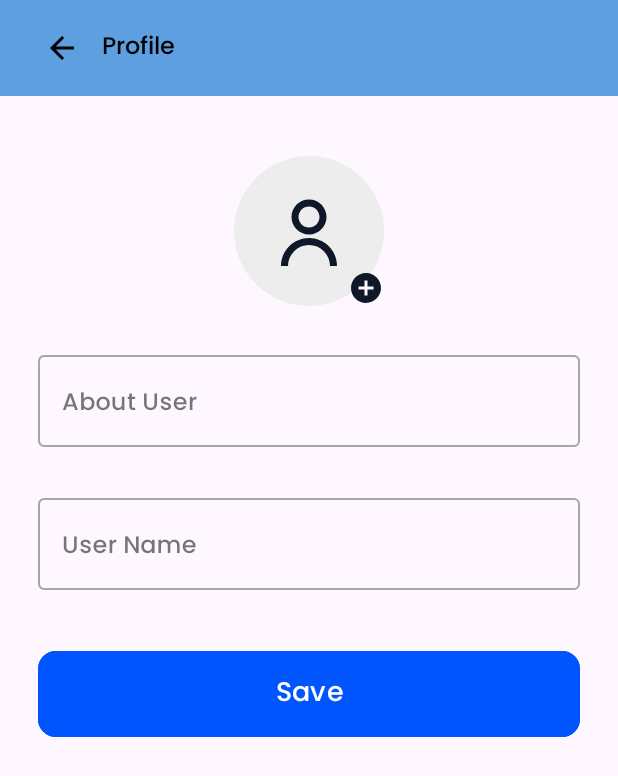
After one commit to Omkarnirala/chat_app, an Android app: the ProfileFragment screen opened through its navigation route, on a phone screen of 412 x 824 dp. The commit adds this screen. Shown: the top 776 px of the screen. Run offline under Robolectric (Android 15) with nearby library versions, the phone set to English and light mode, and no system bars; our stand-ins replace Firebase (no records; nobody signed in at launch, a user with empty details on screens opened directly), Timber; libraries missing offline, so code that uses them is left out: com.github.dhaval2404.imagepicker.

Commit message:
added: user profile screen and update user status

```diff
--- a/app/build.gradle.kts
+++ b/app/build.gradle.kts
@@ -92,5 +92,5 @@ dependencies {
 //    implementation ("androidx.camera:camera-lifecycle:1.2.0-alpha01")
 //    implementation ("androidx.camera:camera-view:1.2.0-alpha01")
 //
-//    implementation ("com.github.dhaval2404:imagepicker:2.1")
+    implementation ("com.github.dhaval2404:imagepicker:2.1")
 }
--- a/app/src/main/java/com/omkar/chatapp/ui/chat/dashboard/DashboardFragment.kt
+++ b/app/src/main/java/com/omkar/chatapp/ui/chat/dashboard/DashboardFragment.kt
@@ -6,16 +6,20 @@ import android.view.View
 import android.view.ViewGroup
 import androidx.activity.addCallback
 import androidx.lifecycle.ViewModelProvider
+import androidx.navigation.fragment.findNavController
 import androidx.recyclerview.widget.LinearLayoutManager
+import com.bumptech.glide.Glide
 import com.google.android.material.snackbar.Snackbar
 import com.google.firebase.analytics.FirebaseAnalytics
 import com.google.firebase.analytics.logEvent
+import com.omkar.chatapp.R
 import com.omkar.chatapp.databinding.FragmentDashboardBinding
 import com.omkar.chatapp.ui.signin.signup.UserFirestore
 import com.omkar.chatapp.utils.BaseFragment
 import com.omkar.chatapp.utils.FirebaseEvent
 import com.omkar.chatapp.utils.USER_EMAIL
 import com.omkar.chatapp.utils.getStringData
+import com.omkar.chatapp.utils.log
 import com.omkar.chatapp.utils.showInternetError
 import com.omkar.chatapp.utils.toasty
 
@@ -62,7 +66,30 @@ class DashboardFragment : BaseFragment() , UsersAdapter.UserCallback {
                 layoutManager = LinearLayoutManager(context)
                 adapter = usersAdapter
             }
+
+            dashboardViewModel.getCurrentUser().observe(viewLifecycleOwner){userData ->
+                log(mTag, "Image URL: ${userData.profileImageUrl}")
+                Glide.with(b.toolbar.profileImage.context).load(userData.profileImageUrl)
+                    .into(b.toolbar.profileImage)
+            }
+
+            // Set user as online when the activity is created
+            dashboardViewModel.setUserOnlineStatus(true)
         }
+    }
+
+    override fun onStop() {
+        super.onStop()
+
+        // Set user as offline when the activity is created
+        dashboardViewModel.setUserOnlineStatus(false)
+    }
+
+    override fun onResume() {
+        super.onResume()
+
+        // Set user as online when the activity is created
+        dashboardViewModel.setUserOnlineStatus(true)
     }
 
     private fun getViewModelData() {
@@ -70,15 +97,21 @@ class DashboardFragment : BaseFragment() , UsersAdapter.UserCallback {
             dashboardViewModel.allUsers.observe(viewLifecycleOwner) {userList ->
                 usersAdapter?.updateList(userList)
             }
+
         }
     }
 
     private fun viewListener() {
-
+        cxt?.let {
+            b.toolbar.profileImage.setOnClickListener {
+                findNavController().navigate(R.id.action_dashboardFragment_to_profileFragment)
+            }
+        }
     }
 
     override fun onUserClickedCallBack(position: Int, user: UserFirestore) {
         toasty(requireContext(), "User Clicked: ${user.email}")
     }
 
+
 }
--- a/app/src/main/java/com/omkar/chatapp/ui/chat/dashboard/DashboardRepository.kt
+++ b/app/src/main/java/com/omkar/chatapp/ui/chat/dashboard/DashboardRepository.kt
@@ -28,20 +28,31 @@ class DashboardRepository {
         return usersLiveData
     }
 
-    fun getNewAllUsers(): LiveData<List<UserFirestore>> {
-        val usersLiveData = MutableLiveData<List<UserFirestore>>()
-        db.collection("users")
-            .addSnapshotListener { snapshot, e ->
-                if (e != null) {
-                    log("UserRepo", "Listen failed $e")
-                    usersLiveData.postValue(emptyList())
-                    return@addSnapshotListener
+    fun getUserData(): LiveData<UserFirestore> {
+        val userData = MutableLiveData<UserFirestore>()
+
+        db.collection("users").document(auth.currentUser?.uid.toString()).get()
+            .addOnSuccessListener { documentSnapshot ->
+                if (documentSnapshot.exists()) {
+                    userData.value = documentSnapshot.toObject(UserFirestore::class.java)
                 }
-                val users = snapshot?.documents?.mapNotNull { it.toObject(UserFirestore::class.java) }
-                    ?.filter { it.uid != FirebaseAuth.getInstance().currentUser?.uid }
-                usersLiveData.postValue(users ?: emptyList())
             }
-        return usersLiveData
+            .addOnFailureListener { exception ->
+                log("Firestore", "Error getting documents: $exception")
+            }
+
+        return userData
+    }
+
+    fun setUserOnlineStatus(isOnline: Boolean) {
+        db.collection("users").document(auth.currentUser?.uid.toString())
+            .update("isOnline", isOnline)
+            .addOnSuccessListener {
+                log("Firestore", "User online status updated to $isOnline")
+            }
+            .addOnFailureListener {
+                e -> log("Firestore", "Error updating online status: $e")
+            }
     }
 
 }
--- a/app/src/main/java/com/omkar/chatapp/ui/chat/dashboard/DashboardViewModel.kt
+++ b/app/src/main/java/com/omkar/chatapp/ui/chat/dashboard/DashboardViewModel.kt
@@ -9,5 +9,12 @@ class DashboardViewModel: ViewModel() {
 
     val allUsers: LiveData<List<UserFirestore>> = repository.getAllUsers()
 
-    // Existing signIn and updateProfile methods
+    fun getCurrentUser(): LiveData<UserFirestore> {
+        return repository.getUserData()
+    }
+
+    fun setUserOnlineStatus(isOnline: Boolean) {
+        repository.setUserOnlineStatus(isOnline)
+    }
+
 }
--- /dev/null
+++ b/app/src/main/java/com/omkar/chatapp/ui/chat/profile/ProfileFragment.kt
@@ -0,0 +1,229 @@
+package com.omkar.chatapp.ui.chat.profile
+
+import android.Manifest
+import android.app.Activity
+import android.content.Context
+import android.content.Intent
+import android.content.pm.PackageManager
+import android.net.Uri
+import android.os.Bundle
+import android.provider.MediaStore
+import android.view.LayoutInflater
+import android.view.View
+import android.view.ViewGroup
+import android.widget.Toast
+import androidx.activity.addCallback
+import androidx.activity.result.contract.ActivityResultContracts
+import androidx.core.app.ActivityCompat
+import androidx.core.content.ContextCompat
+import androidx.core.content.FileProvider
+import androidx.lifecycle.ViewModelProvider
+import androidx.navigation.fragment.findNavController
+import com.github.dhaval2404.imagepicker.ImagePicker
+import com.google.android.material.snackbar.Snackbar
+import com.google.firebase.analytics.FirebaseAnalytics
+import com.google.firebase.analytics.logEvent
+import com.omkar.chatapp.R
+import com.omkar.chatapp.databinding.FragmentProfileBinding
+import com.omkar.chatapp.utils.BaseFragment
+import com.omkar.chatapp.utils.FirebaseEvent
+import com.omkar.chatapp.utils.USER_EMAIL
+import com.omkar.chatapp.utils.getStringData
+import com.omkar.chatapp.utils.hideKeyboard
+import com.omkar.chatapp.utils.hideMaterialProgressBar
+import com.omkar.chatapp.utils.showInternetError
+import com.omkar.chatapp.utils.showMaterialProgressBar
+import com.omkar.chatapp.utils.toasty
+import java.io.File
+import java.io.IOException
+import java.text.SimpleDateFormat
+import java.util.Date
+import java.util.Locale
+
+class ProfileFragment : BaseFragment() {
+
+
+    companion object {
+        private const val PROFILE_REQUEST = 1
+        private const val REQUEST_CAMERA_PERMISSION = 101
+        private const val mTag = "ProfileFragment"
+    }
+
+    private var _binding: FragmentProfileBinding? = null
+    private val b get() = _binding!!
+    private lateinit var viewModel: UpdateUserProfileViewModel
+    private var snackbar: Snackbar? = null
+    private var photoURI: Uri? = null
+    private var currentPhotoFile: String? = null
+
+    private val takeSelfieLauncher =
+        registerForActivityResult(ActivityResultContracts.StartActivityForResult()) { result ->
+            val resultCode = result.resultCode
+            val data = result.data
+            when (resultCode) {
+                Activity.RESULT_OK -> {
+                    val fileUri = data?.data!!
+//                b.includeUpload.progressDemSelfie.visibility = View.VISIBLE
+//                b.includeUpload.ivDemoSelfie.visibility = View.GONE
+                    uploadImageToFirebase(PROFILE_REQUEST, fileUri)
+                }
+
+                ImagePicker.RESULT_ERROR -> {
+                    Toast.makeText(requireContext(), ImagePicker.getError(data), Toast.LENGTH_SHORT)
+                        .show()
+                }
+
+                else -> {
+                    Toast.makeText(requireContext(), "Task Cancelled", Toast.LENGTH_SHORT).show()
+                }
+            }
+        }
+
+    private fun uploadImageToFirebase(selfieRequest: Int, fileUri: Uri) {
+        viewModel.uploadImage(fileUri,
+            onSuccess = { url ->
+                currentPhotoFile = url
+                toasty(requireContext(), "Done")
+            },
+            onFailure = { exception ->
+                toasty(requireContext(), "Unable to upload image $exception")
+            }
+        )
+    }
+
+
+    override fun onCreateView(
+        inflater: LayoutInflater, container: ViewGroup?,
+        savedInstanceState: Bundle?,
+    ): View {
+        _binding = FragmentProfileBinding.inflate(inflater, container, false)
+        return b.root
+    }
+
+    override fun onViewCreated(view: View, savedInstanceState: Bundle?) {
+        super.onViewCreated(view, savedInstanceState)
+
+        initView()
+        getViewModelData()
+        viewListener()
+        requireActivity().onBackPressedDispatcher.addCallback(viewLifecycleOwner) {
+            findNavController().navigateUp()
+        }
+    }
+
+    private fun initView() {
+
+        snackbar = showInternetError(context, b.rootLayout)
+
+        firebaseAnalytics?.logEvent(FirebaseEvent.PROFILE_FRAGMENT) {
+            param(USER_EMAIL, getStringData(context, USER_EMAIL, ""))
+            param(FirebaseAnalytics.Param.SCREEN_NAME, mTag)
+        }
+
+        viewModel = ViewModelProvider(this)[UpdateUserProfileViewModel::class.java]
+
+    }
+
+    private fun getViewModelData() {
+        cxt?.let { context ->
+            // Observing update results
+            viewModel.updateResult.observe(viewLifecycleOwner) { success ->
+                b.buttonSave.hideMaterialProgressBar(context.getString(R.string.save))
+                if (success) {
+                    toasty(requireContext(), "Profile Updated Successfully")
+                    findNavController().navigateUp()
+                } else {
+                    toasty(requireContext(), "Failed to Update Profile")
+                }
+            }
+        }
+    }
+
+    private fun viewListener() {
+        cxt?.let { context ->
+            b.toolbar.tvTitle.text = getString(R.string.profile)
+            b.toolbar.backButton.setOnClickListener {
+                findNavController().navigateUp()
+            }
+
+            b.ivProfile.setOnClickListener {
+                // Request camera and storage permissions if not granted
+                if (ContextCompat.checkSelfPermission(
+                        requireContext(),
+                        Manifest.permission.CAMERA
+                    ) != PackageManager.PERMISSION_GRANTED
+                ) {
+                    ActivityCompat.requestPermissions(
+                        requireActivity(),
+                        arrayOf(Manifest.permission.CAMERA),
+                        REQUEST_CAMERA_PERMISSION
+                    )
+                } else {
+                    // If permission granted, dispatch take picture intent
+                    dispatchTakePictureIntent(PROFILE_REQUEST, context)
+                }
+            }
+
+
+            b.buttonSave.setOnClickListener {
+                hideKeyboard(requireActivity())
+                b.buttonSave.showMaterialProgressBar(R.string.please_wait)
+                viewModel.updateUserProfile(
+                    b.tietUserName.text.toString(),
+                    currentPhotoFile,
+                    b.tietAboutUser.text.toString()
+                )
+            }
+        }
+    }
+
+    private fun dispatchTakePictureIntent(selfieRequest: Int, context: Context) {
+        Intent(MediaStore.ACTION_IMAGE_CAPTURE).also { takePictureIntent ->
+            takePictureIntent.resolveActivity(requireContext().packageManager)?.also {
+                val photoFile: File? = try {
+                    createImageFile(selfieRequest, context)
+                } catch (ex: IOException) {
+                    null
+                }
+                photoFile?.also {
+                    photoURI = FileProvider.getUriForFile(
+                        requireContext(),
+                        requireActivity().packageName,
+                        it
+                    )
+                    takePictureIntent.putExtra(MediaStore.EXTRA_OUTPUT, photoURI)
+                    ImagePicker.with(requireActivity())
+                        .compress(1024)
+                        .cameraOnly()
+                        .maxResultSize(
+                            1080,
+                            1080
+                        )  //Final image resolution will be less than 1080 x 1080(Optional)
+                        .createIntent { intent ->
+                            takeSelfieLauncher.launch(intent)
+                        }
+                }
+            }
+        }
+    }
+
+    // Function to create a unique image file
+    private fun createImageFile(requestType: Int, context: Context): File {
+        // Create an image file name
+        val dateFormat = SimpleDateFormat("dd-MM-yyyy HH:mm:ss", Locale.US)
+        val formattedDate = dateFormat.format(Date())
+        val imageFileName = when (requestType) {
+            PROFILE_REQUEST -> "JPEG_${formattedDate}_selfie_"
+            else -> "JPEG_${formattedDate}_"
+        }
+        // Use external cache directory to avoid needing to request external storage permission
+        val storageDir: File? = context.externalCacheDir
+        return File.createTempFile(
+            imageFileName, /* prefix */
+            ".jpg", /* suffix */
+            storageDir /* directory */
+        )
+    }
+
+
+}
--- /dev/null
+++ b/app/src/main/java/com/omkar/chatapp/ui/chat/profile/UpdateUserProfileViewModel.kt
@@ -0,0 +1,39 @@
+package com.omkar.chatapp.ui.chat.profile
+
+import android.net.Uri
+import androidx.lifecycle.LiveData
+import androidx.lifecycle.MutableLiveData
+import androidx.lifecycle.ViewModel
+
+class UpdateUserProfileViewModel() : ViewModel() {
+
+    private val userProfileRepository = UpdateUserProfileRepository()
+    private val _updateResult = MutableLiveData<Boolean>()
+    val updateResult: LiveData<Boolean>
+        get() = _updateResult
+
+
+    fun updateUserProfile(
+        displayName: String?,
+        profileImageUrl: String?,
+        status: String?,
+    ) {
+        val updates = mutableMapOf<String, Any>()
+
+        displayName?.let { updates["displayName"] = it }
+        profileImageUrl?.let { updates["profileImageUrl"] = it }
+        status?.let { updates["status"] = it }
+
+        userProfileRepository.updateUserProfile(updates) { status ->
+            _updateResult.postValue(status)
+        }
+    }
+
+    fun uploadImage(
+        imageUri: Uri,
+        onSuccess: (String) -> Unit,
+        onFailure: (Exception) -> Unit
+    ) {
+        userProfileRepository.uploadImage(imageUri, onSuccess, onFailure)
+    }
+}
--- a/app/src/main/java/com/omkar/chatapp/utils/FirebaseEvent.kt
+++ b/app/src/main/java/com/omkar/chatapp/utils/FirebaseEvent.kt
@@ -7,6 +7,7 @@ class FirebaseEvent {
         const val FORGET_PASSWORD = "page_forget_password"
 
         const val DASHBOARD_HOME = "page_dashboard_home"
+        const val PROFILE_FRAGMENT = "profile_fragment"
         const val DASHBOARD_SCAN = "page_dashboard_scan"
         const val DASHBOARD_SETTINGS = "page_dashboard_settings"
         const val DASHBOARD_PROFILE = "page_dashboard_profile"
--- /dev/null
+++ b/app/src/main/res/drawable/add_image.xml
@@ -0,0 +1,9 @@
+<vector xmlns:android="http://schemas.android.com/apk/res/android"
+    android:width="24dp"
+    android:height="24dp"
+    android:viewportWidth="24"
+    android:viewportHeight="24">
+  <path
+      android:pathData="M12,22C6.48,21.994 2.006,17.52 2,12V11.8C2.11,6.305 6.635,1.928 12.131,2.001C17.627,2.074 22.034,6.569 21.998,12.065C21.962,17.562 17.497,21.999 12,22ZM7,11V13H11V17H13V13H17V11H13V7H11V11H7Z"
+      android:fillColor="#0F1828"/>
+</vector>
--- /dev/null
+++ b/app/src/main/res/drawable/change_avatar.xml
@@ -0,0 +1,15 @@
+<vector xmlns:android="http://schemas.android.com/apk/res/android"
+    android:width="100dp"
+    android:height="100dp"
+    android:viewportWidth="100"
+    android:viewportHeight="100">
+  <path
+      android:pathData="M50,0L50,0A50,50 0,0 1,100 50L100,50A50,50 0,0 1,50 100L50,100A50,50 0,0 1,0 50L0,50A50,50 0,0 1,50 0z"
+      android:fillColor="#EDEDED"/>
+  <path
+      android:pathData="M38.33,40.67C38.33,34.22 43.56,29 50,29C56.44,29 61.67,34.22 61.67,40.67C61.67,47.11 56.44,52.33 50,52.33C43.56,52.33 38.33,47.11 38.33,40.67ZM50,47.67C53.87,47.67 57,44.53 57,40.67C57,36.8 53.87,33.67 50,33.67C46.13,33.67 43,36.8 43,40.67C43,44.53 46.13,47.67 50,47.67Z"
+      android:fillColor="#0F1828"/>
+  <path
+      android:pathData="M36.8,60.13C33.3,63.63 31.33,68.38 31.33,73.33H36C36,69.62 37.47,66.06 40.1,63.43C42.73,60.81 46.29,59.33 50,59.33C53.71,59.33 57.27,60.81 59.9,63.43C62.53,66.06 64,69.62 64,73.33H68.67C68.67,68.38 66.7,63.63 63.2,60.13C59.7,56.63 54.95,54.67 50,54.67C45.05,54.67 40.3,56.63 36.8,60.13Z"
+      android:fillColor="#0F1828"/>
+</vector>
--- /dev/null
+++ b/app/src/main/res/layout/fragment_profile.xml
@@ -0,0 +1,107 @@
+<?xml version="1.0" encoding="utf-8"?>
+<androidx.constraintlayout.widget.ConstraintLayout
+    xmlns:android="http://schemas.android.com/apk/res/android"
+    xmlns:app="http://schemas.android.com/apk/res-auto"
+    xmlns:tools="http://schemas.android.com/tools"
+    android:id="@+id/rootLayout"
+    android:layout_width="match_parent"
+    android:layout_height="match_parent"
+    tools:context=".ui.chat.profile.ProfileFragment">
+
+    <include
+        android:id="@+id/toolbar"
+        layout="@layout/toolbar_back"
+        app:layout_constraintEnd_toEndOf="parent"
+        app:layout_constraintStart_toStartOf="parent"
+        app:layout_constraintTop_toTopOf="parent" />
+
+    <ImageView
+        android:id="@+id/ivProfile"
+        android:layout_width="wrap_content"
+        android:layout_height="wrap_content"
+        android:layout_marginTop="40dp"
+        android:src="@drawable/change_avatar"
+        app:layout_constraintEnd_toEndOf="parent"
+        app:layout_constraintStart_toStartOf="parent"
+        app:layout_constraintTop_toBottomOf="@+id/toolbar" />
+
+    <ImageView
+        android:id="@+id/ivAddProfilePic"
+        android:layout_width="wrap_content"
+        android:layout_height="wrap_content"
+        android:src="@drawable/add_image"
+        app:layout_constraintBottom_toBottomOf="@+id/ivProfile"
+        app:layout_constraintEnd_toEndOf="@+id/ivProfile"
+        app:layout_constraintHorizontal_bias="1.0"
+        app:layout_constraintStart_toStartOf="@+id/ivProfile" />
+
+    <com.google.android.material.textfield.TextInputLayout
+        android:id="@+id/tilAboutUser"
+        style="@style/Widget.MaterialComponents.TextInputLayout.OutlinedBox"
+        android:layout_width="match_parent"
+        android:layout_height="wrap_content"
+        android:layout_marginTop="@dimen/twenty_seven_dp"
+        android:nextFocusDown="@id/tilUserName"
+        android:layout_marginHorizontal="@dimen/twenty_five_dp"
+        app:errorEnabled="true"
+        app:layout_constraintEnd_toEndOf="parent"
+        app:layout_constraintStart_toStartOf="parent"
+        app:layout_constraintTop_toBottomOf="@+id/ivAddProfilePic">
+
+        <com.google.android.material.textfield.TextInputEditText
+            android:id="@+id/tietAboutUser"
+            android:layout_width="match_parent"
+            android:layout_height="wrap_content"
+            android:fontFamily="@font/poppins_medium"
+            android:hint="@string/about_user"
+            android:inputType="text"
+            android:maxLength="@integer/email_length"
+            android:maxLines="@integer/one_line" />
+
+    </com.google.android.material.textfield.TextInputLayout>
+
+    <com.google.android.material.textfield.TextInputLayout
+        android:id="@+id/tilUserName"
+        style="@style/Widget.MaterialComponents.TextInputLayout.OutlinedBox"
+        android:layout_width="match_parent"
+        android:layout_height="wrap_content"
+        android:layout_marginTop="@dimen/eight_dp"
+        android:nextFocusDown="@id/tilMerchantPassword"
+        android:layout_marginHorizontal="@dimen/twenty_five_dp"
+        app:errorEnabled="true"
+        app:layout_constraintEnd_toEndOf="parent"
+        app:layout_constraintStart_toStartOf="parent"
+        app:layout_constraintTop_toBottomOf="@+id/tilAboutUser">
+
+        <com.google.android.material.textfield.TextInputEditText
+            android:id="@+id/tietUserName"
+            android:layout_width="match_parent"
+            android:layout_height="wrap_content"
+            android:fontFamily="@font/poppins_medium"
+            android:hint="@string/username"
+            android:inputType="text"
+            android:maxLength="@integer/email_length"
+            android:maxLines="@integer/one_line" />
+
+    </com.google.android.material.textfield.TextInputLayout>
+
+    <Button
+        android:id="@+id/buttonSave"
+        android:layout_width="match_parent"
+        android:layout_height="65dp"
+        android:layout_marginTop="16dp"
+        android:layout_marginBottom="16dp"
+        android:backgroundTint="@color/blue_dark"
+        android:fontFamily="@font/poppins_medium"
+        android:stateListAnimator="@null"
+        android:layout_marginHorizontal="@dimen/twenty_five_dp"
+        android:text="@string/save"
+        android:textAllCaps="false"
+        android:textColor="@color/white"
+        android:textSize="18sp"
+        app:cornerRadius="12dp"
+        app:layout_constraintEnd_toEndOf="parent"
+        app:layout_constraintStart_toStartOf="parent"
+        app:layout_constraintTop_toBottomOf="@+id/tilUserName" />
+
+</androidx.constraintlayout.widget.ConstraintLayout>
--- a/app/src/main/res/layout/toolbar_back.xml
+++ b/app/src/main/res/layout/toolbar_back.xml
@@ -31,7 +31,7 @@
     </androidx.constraintlayout.widget.ConstraintLayout>
 
     <androidx.constraintlayout.widget.ConstraintLayout
-        android:layout_width="0dp"
+        android:layout_width="match_parent"
         android:layout_height="match_parent"
         app:layout_constraintBottom_toBottomOf="parent"
         app:layout_constraintEnd_toEndOf="parent"
@@ -45,6 +45,7 @@
             android:fontFamily="@font/poppins_medium"
             android:textSize="@dimen/sixteen_sp"
             android:paddingHorizontal="2sp"
+            android:text="@string/app_name"
             android:gravity="center_vertical"
             android:textColor="@color/black"
             app:layout_constraintBottom_toBottomOf="parent"
--- a/app/src/main/res/navigation/main_navigation.xml
+++ b/app/src/main/res/navigation/main_navigation.xml
@@ -9,6 +9,15 @@
         android:id="@+id/dashboardFragment"
         android:name="com.omkar.chatapp.ui.chat.dashboard.DashboardFragment"
         android:label="fragment_dashboard"
-        tools:layout="@layout/fragment_dashboard" />
+        tools:layout="@layout/fragment_dashboard" >
+        <action
+            android:id="@+id/action_dashboardFragment_to_profileFragment"
+            app:destination="@id/profileFragment" />
+    </fragment>
+    <fragment
+        android:id="@+id/profileFragment"
+        android:name="com.omkar.chatapp.ui.chat.profile.ProfileFragment"
+        android:label="fragment_profile"
+        tools:layout="@layout/fragment_profile" />
 
 </navigation>
--- a/app/src/main/res/values/strings.xml
+++ b/app/src/main/res/values/strings.xml
@@ -50,5 +50,8 @@
     <string name="dashboard">Dashboard</string>
     <string name="profile_picture">Profile Picture</string>
     <string name="status">Status</string>
+    <string name="username">User Name</string>
+    <string name="about_user">About User</string>
+    <string name="profile">Profile</string>
 
 </resources>
```
Also changed, not shown: app/src/main/java/com/omkar/chatapp/ui/chat/profile/UpdateUserProfileRepository.kt (added, +50 -0 lines).
